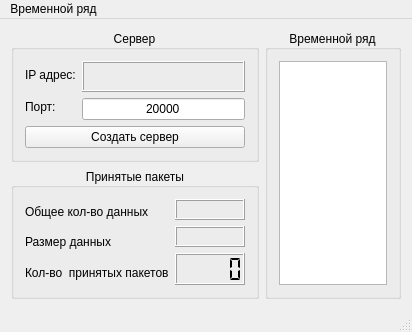
First picture: the form in tcp_server/mainwindow.ui, repository svetloffyaroslav/HurstBurst, before the edit.
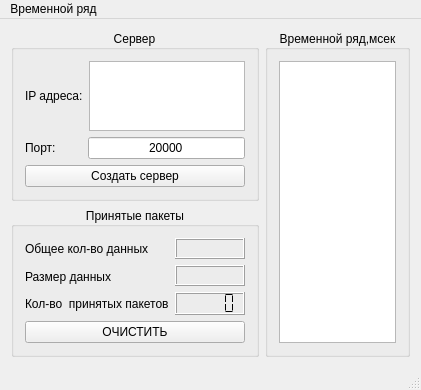
Second picture: the form after the edit.

```diff
--- a/tcp_server/mainwindow.ui
+++ b/tcp_server/mainwindow.ui
@@ -23,53 +23,38 @@
       <property name="alignment">
        <set>Qt::AlignCenter</set>
       </property>
-      <layout class="QGridLayout" name="gridLayout_4">
-       <item row="0" column="0">
         <layout class="QGridLayout" name="gridLayout_3">
          <item row="0" column="0">
-          <layout class="QGridLayout" name="gridLayout_2">
+        <layout class="QGridLayout" name="gridLayout">
            <item row="0" column="0">
             <widget class="QLabel" name="label_3">
              <property name="text">
-              <string>IP адрес:</string>
+            <string>IP адреса:</string>
              </property>
             </widget>
            </item>
+         <item row="0" column="1">
+          <widget class="QPlainTextEdit" name="plainTextEdit_IPAdrr"/>
+         </item>
+        </layout>
+       </item>
            <item row="1" column="0">
+        <layout class="QGridLayout" name="gridLayout_2">
+         <item row="0" column="0">
             <widget class="QLabel" name="label">
              <property name="text">
               <string>Порт:</string>
              </property>
             </widget>
            </item>
-          </layout>
-         </item>
          <item row="0" column="1">
-          <layout class="QGridLayout" name="gridLayout">
-           <item row="0" column="0">
-            <widget class="QLabel" name="label_IP_Adress">
-             <property name="minimumSize">
-              <size>
-               <width>0</width>
-               <height>21</height>
-              </size>
-             </property>
-             <property name="frameShape">
-              <enum>QFrame::Box</enum>
-             </property>
-             <property name="frameShadow">
-              <enum>QFrame::Raised</enum>
-             </property>
-             <property name="text">
-              <string/>
-             </property>
-             <property name="alignment">
-              <set>Qt::AlignCenter</set>
-             </property>
-            </widget>
-           </item>
-           <item row="1" column="0">
             <widget class="QLineEdit" name="lineEdit_Port">
+           <property name="maximumSize">
+            <size>
+             <width>157</width>
+             <height>16777215</height>
+            </size>
+           </property>
              <property name="text">
               <string>20000</string>
              </property>
@@ -80,9 +65,7 @@
            </item>
           </layout>
          </item>
-        </layout>
-       </item>
-       <item row="1" column="0">
+       <item row="2" column="0">
         <widget class="QPushButton" name="pushButton_ServerStart">
          <property name="text">
           <string>Создать сервер</string>
@@ -101,7 +84,7 @@
        <bool>true</bool>
       </property>
       <property name="title">
-       <string>Временной ряд</string>
+       <string>Временной ряд,мсек</string>
       </property>
       <property name="alignment">
        <set>Qt::AlignCenter</set>
@@ -224,6 +207,13 @@
          </item>
         </layout>
        </item>
+       <item row="1" column="0">
+        <widget class="QPushButton" name="pushButton_Clear">
+         <property name="text">
+          <string>ОЧИСТИТЬ</string>
+         </property>
+        </widget>
+       </item>
       </layout>
      </widget>
     </item>
```
Lines whose indentation alone changed are shown as unchanged.
